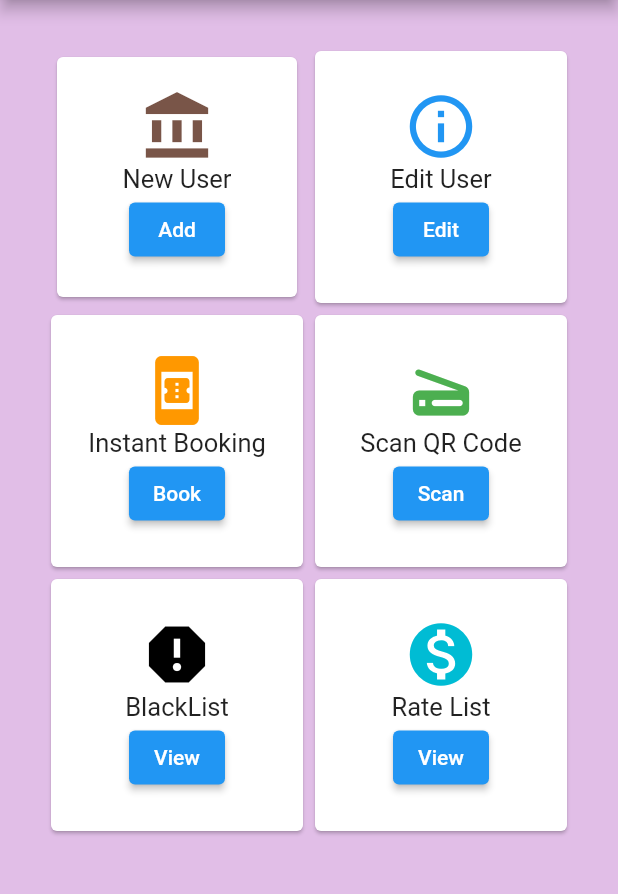
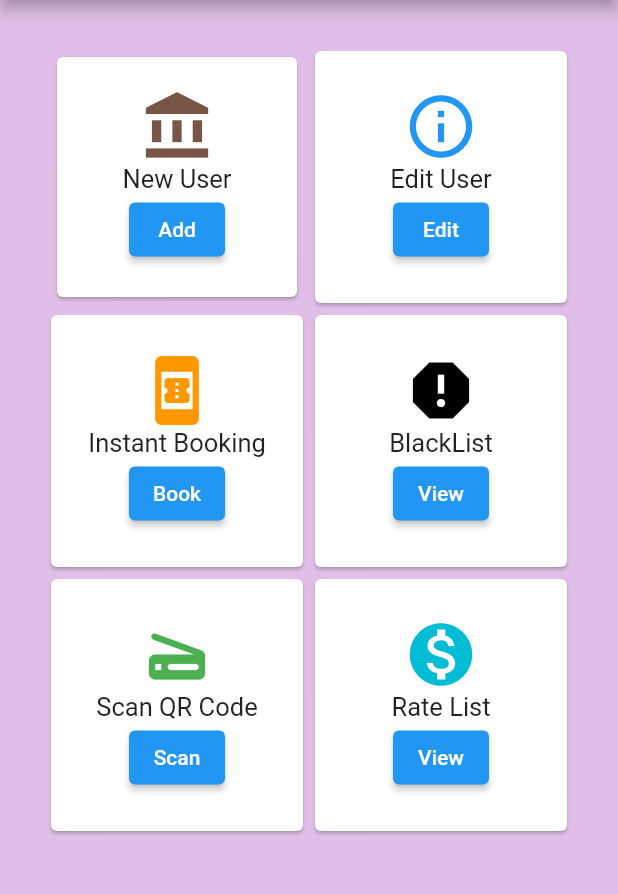
Before and after one commit to shubhsiro/Admin_Dashboard, a Flutter app: the screen it shows after launch, on a phone screen of 412 x 824 dp, the part 84-978 px from its top. Run offline on Flutter 3.47's test engine with Material 2 defaults, Android fonts, the phone set to English and light mode, and no system bars.

Commit message:
Second commit of dashboard

```diff
--- a/lib/main.dart
+++ b/lib/main.dart
@@ -6,7 +6,7 @@ void main(List<String> args) {
     home : MyApp(),
   ));
 }
-
+//HEllo guyssss
 class MyApp extends StatefulWidget{
   @override
   _MyAppState createState() =>_MyAppState();
@@ -189,14 +189,14 @@ class MyMenu4 extends StatelessWidget {
                 mainAxisSize: MainAxisSize.min,
                 children: <Widget>[
                   Icon(
-                    Icons.scanner_rounded,
+                    Icons.report,
                     size: 50.0,
-                    color: Colors.green,
+                    color: Colors.black,
                   ),
-                  Text("Scan QR Code", style: new TextStyle(fontSize: 17.0)),
+                  Text("BlackList", style: new TextStyle(fontSize: 17.0)),
                   //Navigator wale ke liye ye code add kiya hai----start
                   ElevatedButton(
-                    child: Text('Scan'),
+                    child: Text('View'),
                     onPressed: () {
                       Navigator.push(
                         context,
@@ -223,14 +223,14 @@ class MyMenu5 extends StatelessWidget {
                 mainAxisSize: MainAxisSize.min,
                 children: <Widget>[
                   Icon(
-                    Icons.report,
+                    Icons.scanner_rounded,
                     size: 50.0,
-                    color: Colors.black,
+                    color: Colors.green,
                   ),
-                  Text("BlackList", style: new TextStyle(fontSize: 17.0)),
+                  Text("Scan QR Code", style: new TextStyle(fontSize: 17.0)),
                   //Navigator wale ke liye ye code add kiya hai----start
                   ElevatedButton(
-                    child: Text('View'),
+                    child: Text('Scan'),
                     onPressed: () {
                       Navigator.push(
                         context,
```
